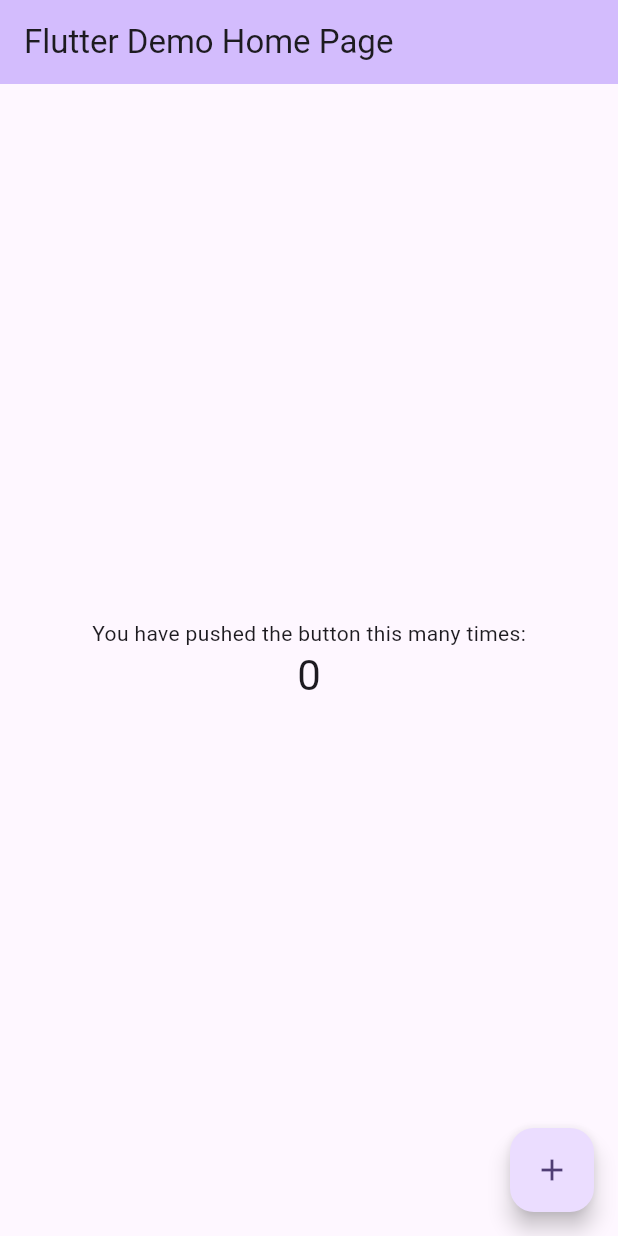
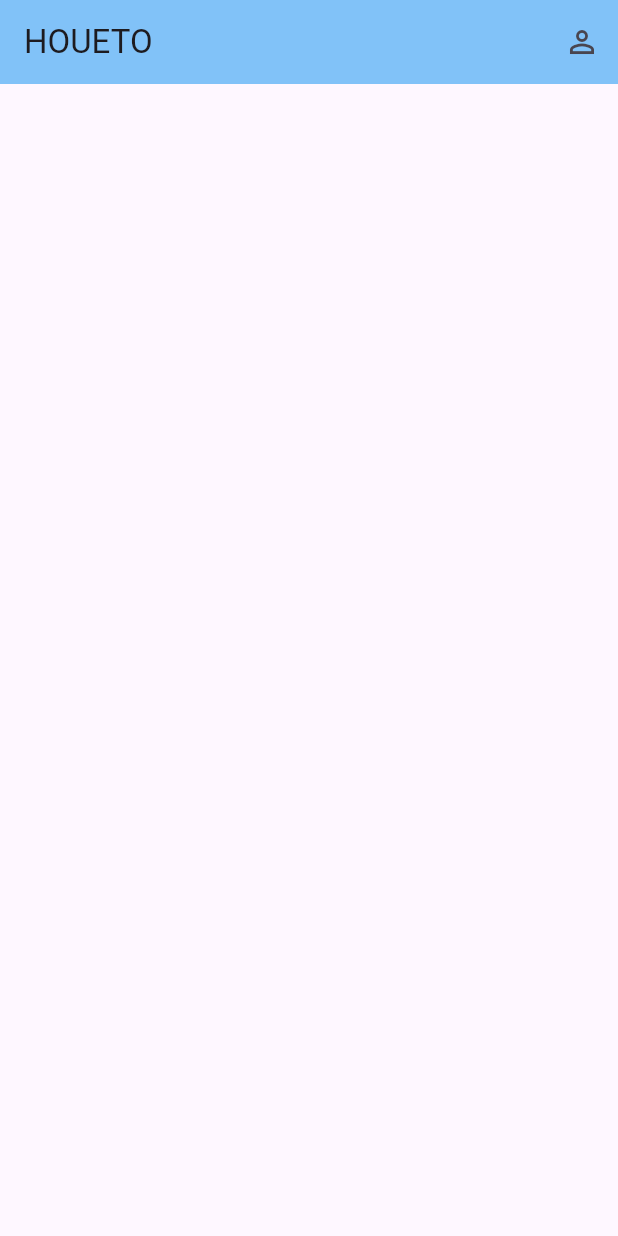
Before and after one commit to VODOUNOUPKEfredi/flutter_days_5, a Flutter app: the screen it shows after launch, on a phone screen of 412 x 824 dp. Run offline on Flutter 3.47's test engine with Material 3 defaults, Android fonts, the phone set to English and light mode, and no system bars; our stand-ins replace cloud_firestore, firebase_auth, firebase_core; accounts and stored records are empty.

Commit message:
[ADD] App Bar.

```diff
--- a/houeto/lib/main.dart
+++ b/houeto/lib/main.dart
@@ -1,4 +1,5 @@
 import 'package:flutter/material.dart';
+import 'package:houeto/screens/homepage.dart';
 
 void main() {
   runApp(const MyApp());
@@ -11,112 +12,8 @@
   @override
   Widget build(BuildContext context) {
     return MaterialApp(
-      title: 'Flutter Demo',
-      theme: ThemeData(
-        // This is the theme of your application.
-        //
-        // TRY THIS: Try running your application with "flutter run". You'll see
-        // the application has a purple toolbar. Then, without quitting the app,
-        // try changing the seedColor in the colorScheme below to Colors.green
-        // and then invoke "hot reload" (save your changes or press the "hot
-        // reload" button in a Flutter-supported IDE, or press "r" if you used
-        // the command line to start the app).
-        //
-        // Notice that the counter didn't reset back to zero; the application
-        // state is not lost during the reload. To reset the state, use hot
-        // restart instead.
-        //
-        // This works for code too, not just values: Most code changes can be
-        // tested with just a hot reload.
-        colorScheme: ColorScheme.fromSeed(seedColor: Colors.deepPurple),
-      ),
-      home: const MyHomePage(title: 'Flutter Demo Home Page'),
+
+      home: DashboardScreen ()
     );
   }
-}
-
-class MyHomePage extends StatefulWidget {
-  const MyHomePage({super.key, required this.title});
-
-  // This widget is the home page of your application. It is stateful, meaning
-  // that it has a State object (defined below) that contains fields that affect
-  // how it looks.
-
-  // This class is the configuration for the state. It holds the values (in this
-  // case the title) provided by the parent (in this case the App widget) and
-  // used by the build method of the State. Fields in a Widget subclass are
-  // always marked "final".
-
-  final String title;
-
-  @override
-  State<MyHomePage> createState() => _MyHomePageState();
-}
-
-class _MyHomePageState extends State<MyHomePage> {
-  int _counter = 0;
-
-  void _incrementCounter() {
-    setState(() {
-      // This call to setState tells the Flutter framework that something has
-      // changed in this State, which causes it to rerun the build method below
-      // so that the display can reflect the updated values. If we changed
-      // _counter without calling setState(), then the build method would not be
-      // called again, and so nothing would appear to happen.
-      _counter++;
-    });
-  }
-
-  @override
-  Widget build(BuildContext context) {
-    // This method is rerun every time setState is called, for instance as done
-    // by the _incrementCounter method above.
-    //
-    // The Flutter framework has been optimized to make rerunning build methods
-    // fast, so that you can just rebuild anything that needs updating rather
-    // than having to individually change instances of widgets.
-    return Scaffold(
-      appBar: AppBar(
-        // TRY THIS: Try changing the color here to a specific color (to
-        // Colors.amber, perhaps?) and trigger a hot reload to see the AppBar
-        // change color while the other colors stay the same.
-        backgroundColor: Theme.of(context).colorScheme.inversePrimary,
-        // Here we take the value from the MyHomePage object that was created by
-        // the App.build method, and use it to set our appbar title.
-        title: Text(widget.title),
-      ),
-      body: Center(
-        // Center is a layout widget. It takes a single child and positions it
-        // in the middle of the parent.
-        child: Column(
-          // Column is also a layout widget. It takes a list of children and
-          // arranges them vertically. By default, it sizes itself to fit its
-          // children horizontally, and tries to be as tall as its parent.
-          //
-          // Column has various properties to control how it sizes itself and
-          // how it positions its children. Here we use mainAxisAlignment to
-          // center the children vertically; the main axis here is the vertical
-          // axis because Columns are vertical (the cross axis would be
-          // horizontal).
-          //
-          // TRY THIS: Invoke "debug painting" (choose the "Toggle Debug Paint"
-          // action in the IDE, or press "p" in the console), to see the
-          // wireframe for each widget.
-          mainAxisAlignment: MainAxisAlignment.center,
-          children: <Widget>[
-            const Text('You have pushed the button this many times:'),
-            Text(
-              '$_counter',
-              style: Theme.of(context).textTheme.headlineMedium,
-            ),
-          ],
-        ),
-      ),
-      floatingActionButton: FloatingActionButton(
-        onPressed: _incrementCounter,
-        tooltip: 'Increment',
-        child: const Icon(Icons.add),
-      ), // This trailing comma makes auto-formatting nicer for build methods.
-    );
-  }
-}
+   }
--- /dev/null
+++ b/houeto/lib/screens/homepage.dart
@@ -0,0 +1,26 @@
+import 'package:flutter/material.dart';
+
+class DashboardScreen extends StatelessWidget {
+
+  @override
+  Widget build(BuildContext context) {
+    return DefaultTabController(
+      length: 4,
+      child: Scaffold(
+        appBar: AppBar(
+          title: Text('HOUETO'),
+          actions: [
+            IconButton(
+              icon: Icon(Icons.person_outline),
+              onPressed: () {},
+            ),
+          ],
+          backgroundColor: const Color.fromARGB(255, 129, 194, 248),
+
+
+        ),
+
+      )
+    );
+ }
+}
--- a/houeto/pubspec.yaml
+++ b/houeto/pubspec.yaml
@@ -34,6 +34,7 @@ dependencies:
   # The following adds the Cupertino Icons font to your application.
   # Use with the CupertinoIcons class for iOS style icons.
   cupertino_icons: ^1.0.8
+  firebase_core: ^3.12.1
 
 dev_dependencies:
   flutter_test:
```
Also changed, not shown: houeto/lib/firebase_options.dart, houeto/pubspec.lock, 3 other files.
